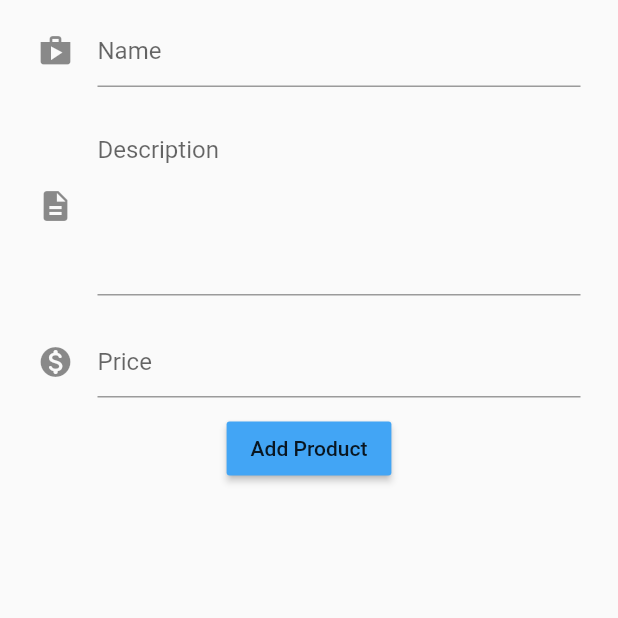
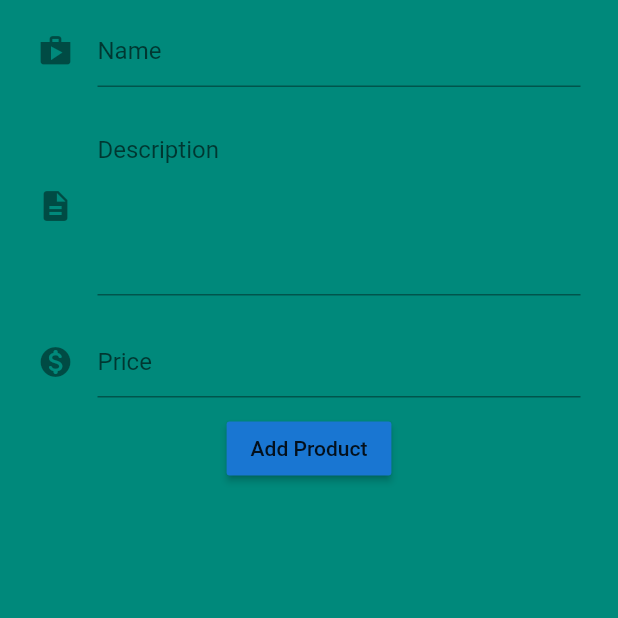
Before and after one commit to tomorrowbyte/getx-sqlite, a Flutter app: the AddProduct screen opened directly, on a phone screen of 412 x 824 dp, the top half of it. Run offline on Flutter 3.47's test engine with Material 2 defaults, Android fonts, the phone set to English and light mode, and no system bars; our stand-ins replace get, sqflite; accounts and stored records are empty.

Commit message:
change bg color

```diff
--- a/lib/views/add_product.dart
+++ b/lib/views/add_product.dart
@@ -25,6 +25,7 @@ class _AddProductState extends State<AddProduct> {
   Widget build(BuildContext context) {
     return SafeArea(
       child: Scaffold(
+        backgroundColor: Colors.teal.shade600,
         body: Center(
           child: Column(
             children: [
@@ -64,7 +65,7 @@ class _AddProductState extends State<AddProduct> {
                 ),
               ),
               RaisedButton(
-                color: Colors.blue.shade400,
+                color: Colors.blue.shade700,
                 child: Text("Add Product"),
                 onPressed: () {
                   addProduct();
```
